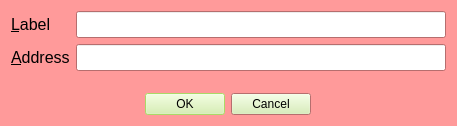
Qt form src/qt/forms/editaddressdialog.ui (teambean/BeanCash) before a commit.
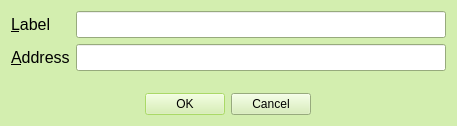
The same form after that commit. Icons and pictures are not drawn.

Commit message: Update copyrights and color scheme

```diff
--- a/src/qt/forms/editaddressdialog.ui
+++ b/src/qt/forms/editaddressdialog.ui
@@ -34,9 +34,9 @@
      <colorrole role="Window">
       <brush brushstyle="SolidPattern">
        <color alpha="255">
-        <red>255</red>
-        <green>154</green>
-        <blue>154</blue>
+        <red>211</red>
+        <green>238</green>
+        <blue>175</blue>
        </color>
       </brush>
      </colorrole>
@@ -67,6 +67,15 @@
        </color>
       </brush>
      </colorrole>
+     <colorrole role="ToolTipText">
+      <brush brushstyle="SolidPattern">
+       <color alpha="255">
+        <red>0</red>
+        <green>0</green>
+        <blue>0</blue>
+       </color>
+      </brush>
+     </colorrole>
     </active>
     <inactive>
      <colorrole role="Button">
@@ -90,9 +99,9 @@
      <colorrole role="Window">
       <brush brushstyle="SolidPattern">
        <color alpha="255">
-        <red>255</red>
-        <green>154</green>
-        <blue>154</blue>
+        <red>211</red>
+        <green>238</green>
+        <blue>175</blue>
        </color>
       </brush>
      </colorrole>
@@ -123,6 +132,15 @@
        </color>
       </brush>
      </colorrole>
+     <colorrole role="ToolTipText">
+      <brush brushstyle="SolidPattern">
+       <color alpha="255">
+        <red>0</red>
+        <green>0</green>
+        <blue>0</blue>
+       </color>
+      </brush>
+     </colorrole>
     </inactive>
     <disabled>
      <colorrole role="Button">
@@ -137,18 +155,18 @@
      <colorrole role="Base">
       <brush brushstyle="SolidPattern">
        <color alpha="255">
-        <red>255</red>
-        <green>154</green>
-        <blue>154</blue>
+        <red>211</red>
+        <green>238</green>
+        <blue>175</blue>
        </color>
       </brush>
      </colorrole>
      <colorrole role="Window">
       <brush brushstyle="SolidPattern">
        <color alpha="255">
-        <red>255</red>
-        <green>154</green>
-        <blue>154</blue>
+        <red>211</red>
+        <green>238</green>
+        <blue>175</blue>
        </color>
       </brush>
      </colorrole>
@@ -179,6 +197,15 @@
        </color>
       </brush>
      </colorrole>
+     <colorrole role="ToolTipText">
+      <brush brushstyle="SolidPattern">
+       <color alpha="255">
+        <red>0</red>
+        <green>0</green>
+        <blue>0</blue>
+       </color>
+      </brush>
+     </colorrole>
     </disabled>
    </palette>
   </property>
```
Left out of the diff: 6 changed lines with no effect on the pictures. The commit also changes 52 other files.
